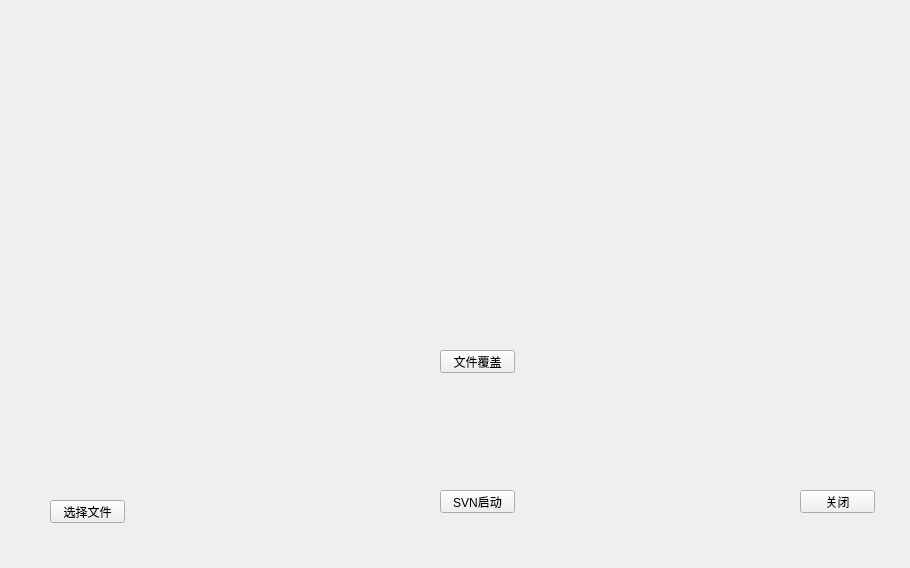
zuominhao/BD3, file mainwindow.ui: the form before one commit.
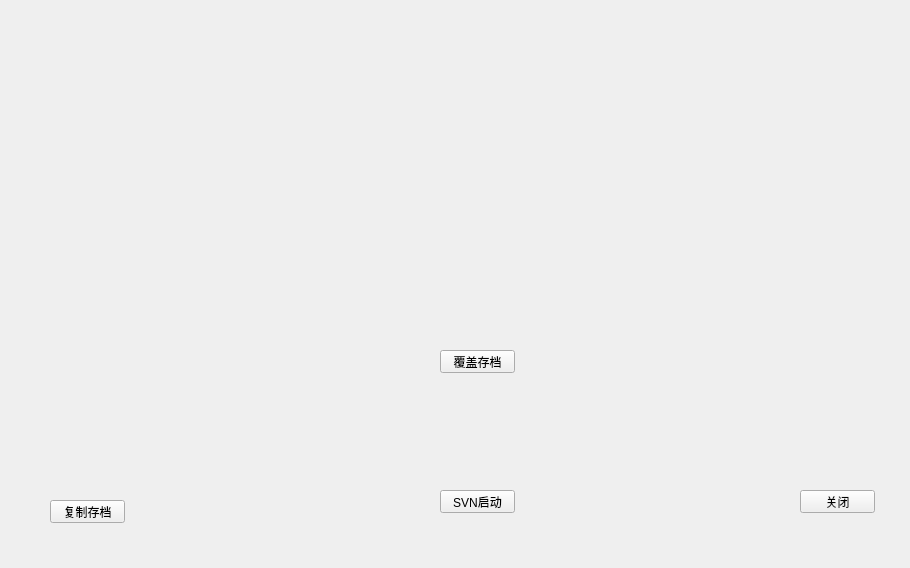
The form after the commit. Icons and pictures are not drawn.

Commit message: 更新按钮名字

Diff of the .ui file:
```diff
--- a/mainwindow.ui
+++ b/mainwindow.ui
@@ -65,7 +65,7 @@
      </rect>
     </property>
     <property name="text">
-     <string>选择文件</string>
+     <string>复制存档</string>
     </property>
    </widget>
    <widget class="QPushButton" name="pushButton_4">
@@ -78,7 +78,7 @@
      </rect>
     </property>
     <property name="text">
-     <string>文件覆盖</string>
+     <string>覆盖存档</string>
     </property>
    </widget>
   </widget>
```
